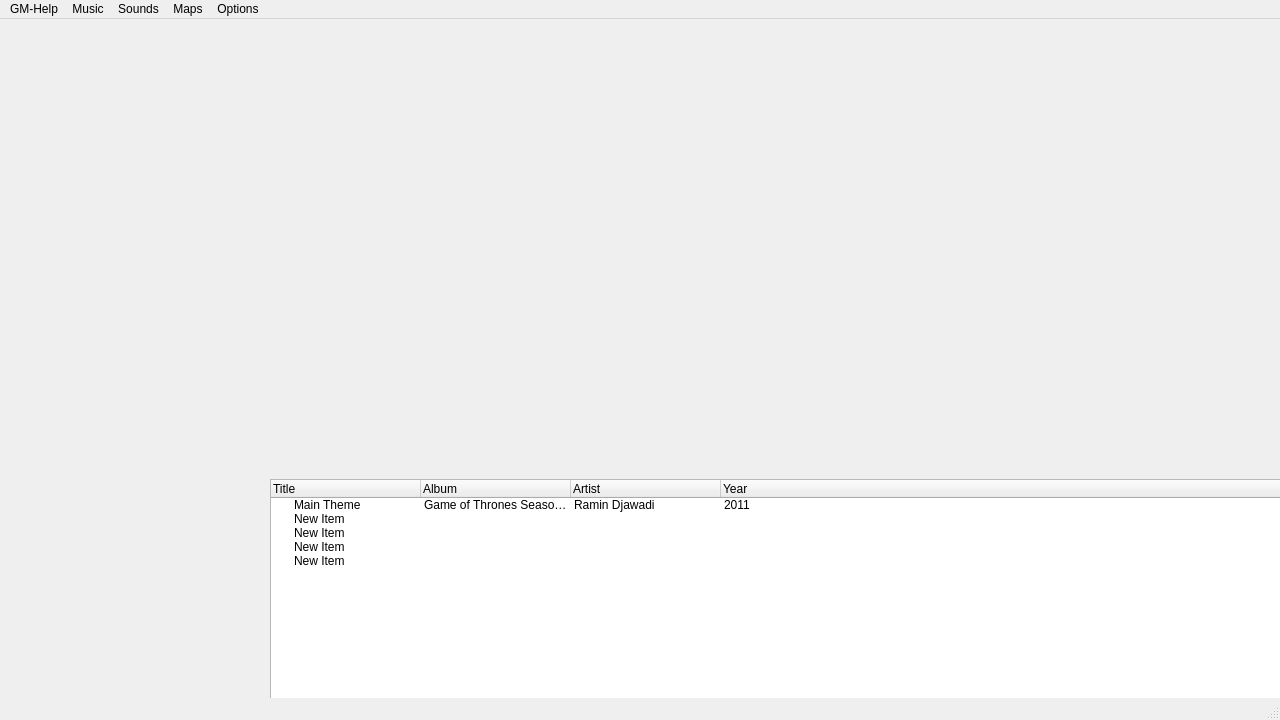
Qt form C++Project/GM-Companion/mainwindow.ui (PhilInTheGaps/GM-Companion) before a commit.
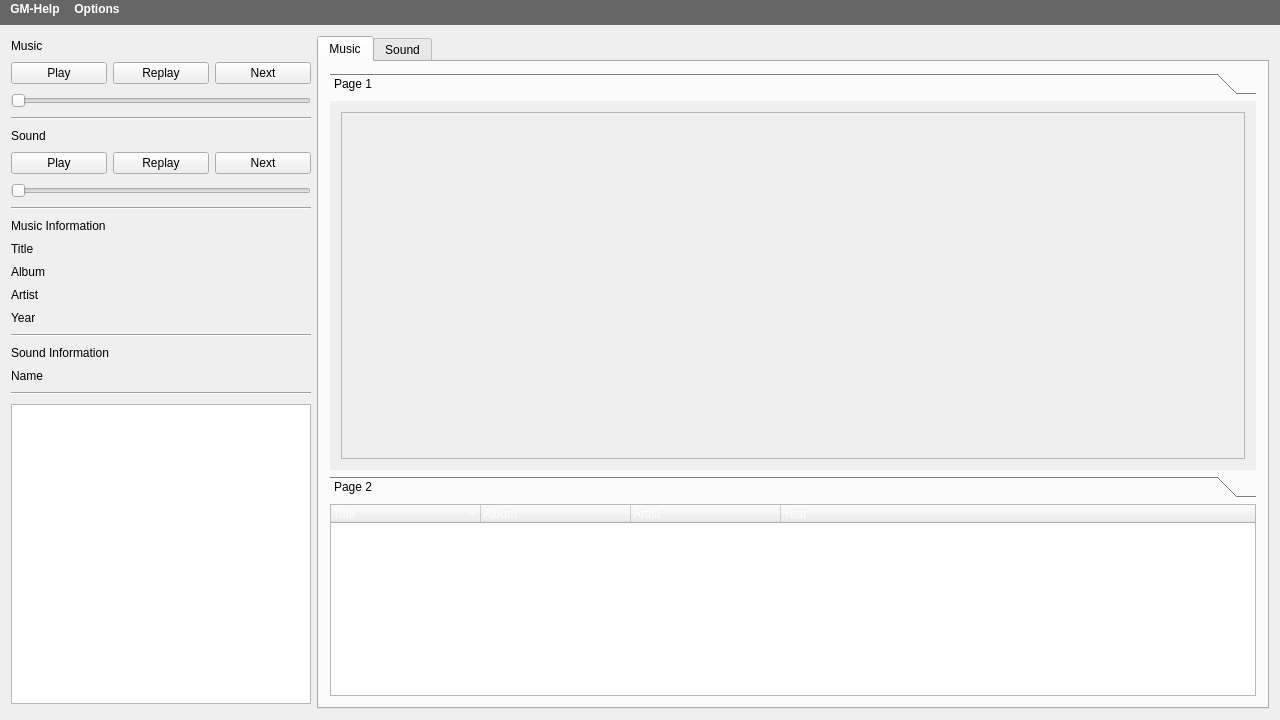
The same form after that commit. The open tabs and pages were chosen to show the change. Icons and pictures are not drawn.

```diff
--- a/C++Project/GM-Companion/mainwindow.ui
+++ b/C++Project/GM-Companion/mainwindow.ui
@@ -10,6 +10,12 @@
     <height>720</height>
    </rect>
   </property>
+  <property name="sizePolicy">
+   <sizepolicy hsizetype="Expanding" vsizetype="Expanding">
+    <horstretch>0</horstretch>
+    <verstretch>0</verstretch>
+   </sizepolicy>
+  </property>
   <property name="windowTitle">
    <string>GM-Companion</string>
   </property>
@@ -17,133 +23,484 @@
    <iconset resource="testresources.qrc">
     <normaloff>:/icons/ico/resources/icon256.ico</normaloff>:/icons/ico/resources/icon256.ico</iconset>
   </property>
+  <property name="autoFillBackground">
+   <bool>false</bool>
+  </property>
   <property name="tabShape">
    <enum>QTabWidget::Triangular</enum>
   </property>
   <widget class="QWidget" name="centralWidget">
-   <widget class="QTreeWidget" name="treeWidget">
-    <property name="geometry">
-     <rect>
-      <x>270</x>
-      <y>460</y>
-      <width>1011</width>
-      <height>221</height>
-     </rect>
-    </property>
-    <attribute name="headerVisible">
-     <bool>true</bool>
-    </attribute>
-    <attribute name="headerCascadingSectionResizes">
-     <bool>false</bool>
-    </attribute>
-    <attribute name="headerDefaultSectionSize">
-     <number>150</number>
-    </attribute>
-    <attribute name="headerHighlightSections">
-     <bool>true</bool>
-    </attribute>
-    <attribute name="headerShowSortIndicator" stdset="0">
-     <bool>true</bool>
-    </attribute>
-    <attribute name="headerStretchLastSection">
-     <bool>true</bool>
-    </attribute>
-    <column>
-     <property name="text">
-      <string>Title</string>
-     </property>
-    </column>
-    <column>
-     <property name="text">
-      <string>Album</string>
-     </property>
-    </column>
-    <column>
-     <property name="text">
-      <string>Artist</string>
-     </property>
-    </column>
-    <column>
-     <property name="text">
-      <string>Year</string>
-     </property>
-    </column>
+   <property name="sizePolicy">
+    <sizepolicy hsizetype="Expanding" vsizetype="Expanding">
+     <horstretch>0</horstretch>
+     <verstretch>0</verstretch>
+    </sizepolicy>
+   </property>
+   <layout class="QHBoxLayout" name="horizontalLayout_2">
     <item>
-     <property name="text">
-      <string>Main Theme</string>
-     </property>
-     <property name="text">
-      <string>Game of Thrones Season 1</string>
-     </property>
-     <property name="icon">
-      <iconset>
-       <normalon>../../../../Google Drive/GM Boys/GM-Companion/Resources/Icons/Music/OSTs/Game of Thrones Season 1.jpg</normalon>
-      </iconset>
-     </property>
-     <property name="text">
-      <string>Ramin Djawadi</string>
-     </property>
-     <property name="text">
-      <string>2011</string>
-     </property>
+     <layout class="QVBoxLayout" name="infoBox">
+      <item>
+       <widget class="QLabel" name="musicLabel">
+        <property name="sizePolicy">
+         <sizepolicy hsizetype="Maximum" vsizetype="Maximum">
+          <horstretch>0</horstretch>
+          <verstretch>0</verstretch>
+         </sizepolicy>
+        </property>
+        <property name="text">
+         <string>Music</string>
+        </property>
+       </widget>
+      </item>
+      <item>
+       <layout class="QHBoxLayout" name="musicControls">
+        <property name="sizeConstraint">
+         <enum>QLayout::SetDefaultConstraint</enum>
+        </property>
+        <item>
+         <widget class="QPushButton" name="musicPlayButton">
+          <property name="text">
+           <string>Play</string>
+          </property>
+         </widget>
+        </item>
+        <item>
+         <widget class="QPushButton" name="musicReplayButton">
+          <property name="text">
+           <string>Replay</string>
+          </property>
+         </widget>
+        </item>
+        <item>
+         <widget class="QPushButton" name="musicNextButton">
+          <property name="text">
+           <string>Next</string>
+          </property>
+         </widget>
+        </item>
+       </layout>
+      </item>
+      <item>
+       <widget class="QSlider" name="musicVolumeSlider">
+        <property name="sizePolicy">
+         <sizepolicy hsizetype="Maximum" vsizetype="Fixed">
+          <horstretch>0</horstretch>
+          <verstretch>0</verstretch>
+         </sizepolicy>
+        </property>
+        <property name="minimumSize">
+         <size>
+          <width>300</width>
+          <height>0</height>
+         </size>
+        </property>
+        <property name="orientation">
+         <enum>Qt::Horizontal</enum>
+        </property>
+       </widget>
+      </item>
+      <item>
+       <widget class="Line" name="line_2">
+        <property name="orientation">
+         <enum>Qt::Horizontal</enum>
+        </property>
+       </widget>
+      </item>
+      <item>
+       <widget class="QLabel" name="soundLabel">
+        <property name="sizePolicy">
+         <sizepolicy hsizetype="Maximum" vsizetype="Maximum">
+          <horstretch>0</horstretch>
+          <verstretch>0</verstretch>
+         </sizepolicy>
+        </property>
+        <property name="text">
+         <string>Sound</string>
+        </property>
+       </widget>
+      </item>
+      <item>
+       <layout class="QHBoxLayout" name="soundControls">
+        <item>
+         <widget class="QPushButton" name="soundPlayButton">
+          <property name="text">
+           <string>Play</string>
+          </property>
+         </widget>
+        </item>
+        <item>
+         <widget class="QPushButton" name="soundReplayButton">
+          <property name="text">
+           <string>Replay</string>
+          </property>
+         </widget>
+        </item>
+        <item>
+         <widget class="QPushButton" name="soundNextButton">
+          <property name="text">
+           <string>Next</string>
+          </property>
+         </widget>
+        </item>
+       </layout>
+      </item>
+      <item>
+       <widget class="QSlider" name="soundVolumeSlider">
+        <property name="sizePolicy">
+         <sizepolicy hsizetype="Maximum" vsizetype="Fixed">
+          <horstretch>0</horstretch>
+          <verstretch>0</verstretch>
+         </sizepolicy>
+        </property>
+        <property name="minimumSize">
+         <size>
+          <width>300</width>
+          <height>0</height>
+         </size>
+        </property>
+        <property name="orientation">
+         <enum>Qt::Horizontal</enum>
+        </property>
+       </widget>
+      </item>
+      <item>
+       <widget class="Line" name="line">
+        <property name="sizePolicy">
+         <sizepolicy hsizetype="Minimum" vsizetype="Fixed">
+          <horstretch>0</horstretch>
+          <verstretch>0</verstretch>
+         </sizepolicy>
+        </property>
+        <property name="orientation">
+         <enum>Qt::Horizontal</enum>
+        </property>
+       </widget>
+      </item>
+      <item>
+       <widget class="QLabel" name="musicInfoLabel">
+        <property name="sizePolicy">
+         <sizepolicy hsizetype="Maximum" vsizetype="Maximum">
+          <horstretch>0</horstretch>
+          <verstretch>0</verstretch>
+         </sizepolicy>
+        </property>
+        <property name="text">
+         <string>Music Information</string>
+        </property>
+       </widget>
+      </item>
+      <item>
+       <widget class="QLabel" name="musicTitleLabel">
+        <property name="sizePolicy">
+         <sizepolicy hsizetype="Maximum" vsizetype="Maximum">
+          <horstretch>0</horstretch>
+          <verstretch>0</verstretch>
+         </sizepolicy>
+        </property>
+        <property name="text">
+         <string>Title</string>
+        </property>
+       </widget>
+      </item>
+      <item>
+       <widget class="QLabel" name="musicAlbumLabel">
+        <property name="sizePolicy">
+         <sizepolicy hsizetype="Preferred" vsizetype="Maximum">
+          <horstretch>0</horstretch>
+          <verstretch>0</verstretch>
+         </sizepolicy>
+        </property>
+        <property name="text">
+         <string>Album</string>
+        </property>
+       </widget>
+      </item>
+      <item>
+       <widget class="QLabel" name="musicArtistLabel">
+        <property name="sizePolicy">
+         <sizepolicy hsizetype="Preferred" vsizetype="Maximum">
+          <horstretch>0</horstretch>
+          <verstretch>0</verstretch>
+         </sizepolicy>
+        </property>
+        <property name="text">
+         <string>Artist</string>
+        </property>
+       </widget>
+      </item>
+      <item>
+       <widget class="QLabel" name="musicYearLabel">
+        <property name="sizePolicy">
+         <sizepolicy hsizetype="Preferred" vsizetype="Maximum">
+          <horstretch>0</horstretch>
+          <verstretch>0</verstretch>
+         </sizepolicy>
+        </property>
+        <property name="text">
+         <string>Year</string>
+        </property>
+       </widget>
+      </item>
+      <item>
+       <widget class="Line" name="line_3">
+        <property name="sizePolicy">
+         <sizepolicy hsizetype="Minimum" vsizetype="Fixed">
+          <horstretch>0</horstretch>
+          <verstretch>0</verstretch>
+         </sizepolicy>
+        </property>
+        <property name="orientation">
+         <enum>Qt::Horizontal</enum>
+        </property>
+       </widget>
+      </item>
+      <item>
+       <widget class="QLabel" name="soundInfoLabel">
+        <property name="sizePolicy">
+         <sizepolicy hsizetype="Preferred" vsizetype="Maximum">
+          <horstretch>0</horstretch>
+          <verstretch>0</verstretch>
+         </sizepolicy>
+        </property>
+        <property name="text">
+         <string>Sound Information</string>
+        </property>
+       </widget>
+      </item>
+      <item>
+       <widget class="QLabel" name="soundNameLabel">
+        <property name="sizePolicy">
+         <sizepolicy hsizetype="Preferred" vsizetype="Maximum">
+          <horstretch>0</horstretch>
+          <verstretch>0</verstretch>
+         </sizepolicy>
+        </property>
+        <property name="text">
+         <string>Name</string>
+        </property>
+       </widget>
+      </item>
+      <item>
+       <widget class="Line" name="line_4">
+        <property name="orientation">
+         <enum>Qt::Horizontal</enum>
+        </property>
+       </widget>
+      </item>
+      <item>
+       <widget class="QGraphicsView" name="coverView">
+        <property name="sizePolicy">
+         <sizepolicy hsizetype="Minimum" vsizetype="Maximum">
+          <horstretch>0</horstretch>
+          <verstretch>0</verstretch>
+         </sizepolicy>
+        </property>
+        <property name="minimumSize">
+         <size>
+          <width>300</width>
+          <height>300</height>
+         </size>
+        </property>
+       </widget>
+      </item>
+     </layout>
     </item>
     <item>
-     <property name="text">
-      <string>New Item</string>
-     </property>
-     <property name="text">
-      <string/>
-     </property>
-     <property name="text">
-      <string/>
-     </property>
-     <property name="text">
-      <string/>
-     </property>
+     <widget class="QTabWidget" name="tabWidget">
+      <property name="tabPosition">
+       <enum>QTabWidget::North</enum>
+      </property>
+      <property name="tabShape">
+       <enum>QTabWidget::Rounded</enum>
+      </property>
+      <property name="currentIndex">
+       <number>0</number>
+      </property>
+      <widget class="QWidget" name="tabMusic">
+       <property name="toolTip">
+        <string>Music</string>
+       </property>
+       <property name="accessibleName">
+        <string>Music</string>
+       </property>
+       <attribute name="title">
+        <string>Music</string>
+       </attribute>
+       <layout class="QVBoxLayout" name="verticalLayout_3">
+        <item>
+         <widget class="QToolBox" name="toolBox">
+          <property name="sizePolicy">
+           <sizepolicy hsizetype="Expanding" vsizetype="Expanding">
+            <horstretch>0</horstretch>
+            <verstretch>0</verstretch>
+           </sizepolicy>
+          </property>
+          <property name="currentIndex">
+           <number>1</number>
+          </property>
+          <widget class="QWidget" name="page">
+           <property name="geometry">
+            <rect>
+             <x>0</x>
+             <y>0</y>
+             <width>924</width>
+             <height>380</height>
+            </rect>
+           </property>
+           <attribute name="label">
+            <string>Page 1</string>
+           </attribute>
+           <layout class="QVBoxLayout" name="verticalLayout_2">
+            <item>
+             <widget class="QScrollArea" name="scrollArea">
+              <property name="sizePolicy">
+               <sizepolicy hsizetype="Expanding" vsizetype="Expanding">
+                <horstretch>0</horstretch>
+                <verstretch>0</verstretch>
+               </sizepolicy>
+              </property>
+              <property name="maximumSize">
+               <size>
+                <width>16777215</width>
+                <height>16777215</height>
+               </size>
+              </property>
+              <property name="widgetResizable">
+               <bool>true</bool>
+              </property>
+              <widget class="QWidget" name="scrollAreaWidgetContents">
+               <property name="geometry">
+                <rect>
+                 <x>0</x>
+                 <y>0</y>
+                 <width>904</width>
+                 <height>360</height>
+                </rect>
+               </property>
+               <property name="sizePolicy">
+                <sizepolicy hsizetype="Expanding" vsizetype="Expanding">
+                 <horstretch>0</horstretch>
+                 <verstretch>0</verstretch>
+                </sizepolicy>
+               </property>
+               <layout class="QGridLayout" name="gridLayout_2"/>
+              </widget>
+             </widget>
+            </item>
+           </layout>
+          </widget>
+          <widget class="QWidget" name="page_2">
+           <property name="geometry">
+            <rect>
+             <x>0</x>
+             <y>0</y>
+             <width>924</width>
+             <height>380</height>
+            </rect>
+           </property>
+           <attribute name="label">
+            <string>Page 2</string>
+           </attribute>
+           <layout class="QVBoxLayout" name="verticalLayout_4"/>
+          </widget>
+         </widget>
+        </item>
+        <item>
+         <widget class="QTreeWidget" name="treeWidget">
+          <property name="sizePolicy">
+           <sizepolicy hsizetype="Expanding" vsizetype="Maximum">
+            <horstretch>0</horstretch>
+            <verstretch>0</verstretch>
+           </sizepolicy>
+          </property>
+          <property name="maximumSize">
+           <size>
+            <width>16777215</width>
+            <height>350</height>
+           </size>
+          </property>
+          <property name="font">
+           <font>
+            <weight>50</weight>
+            <bold>false</bold>
+           </font>
+          </property>
+          <property name="styleSheet">
+           <string notr="true">color: rgb(255, 255, 255);</string>
+          </property>
+          <attribute name="headerVisible">
+           <bool>true</bool>
+          </attribute>
+          <attribute name="headerCascadingSectionResizes">
+           <bool>false</bool>
+          </attribute>
+          <attribute name="headerDefaultSectionSize">
+           <number>150</number>
+          </attribute>
+          <attribute name="headerHighlightSections">
+           <bool>true</bool>
+          </attribute>
+          <attribute name="headerShowSortIndicator" stdset="0">
+           <bool>true</bool>
+          </attribute>
+          <attribute name="headerStretchLastSection">
+           <bool>true</bool>
+          </attribute>
+          <column>
+           <property name="text">
+            <string>Title</string>
+           </property>
+          </column>
+          <column>
+           <property name="text">
+            <string>Album</string>
+           </property>
+          </column>
+          <column>
+           <property name="text">
+            <string>Artist</string>
+           </property>
+          </column>
+          <column>
+           <property name="text">
+            <string>Year</string>
+           </property>
+          </column>
+         </widget>
+        </item>
+       </layout>
+      </widget>
+      <widget class="QWidget" name="tabSound">
+       <attribute name="title">
+        <string>Sound</string>
+       </attribute>
+       <layout class="QVBoxLayout" name="verticalLayout_5">
+        <item>
+         <widget class="QScrollArea" name="scrollArea_2">
+          <property name="widgetResizable">
+           <bool>true</bool>
+          </property>
+          <widget class="QWidget" name="scrollAreaWidgetContents_2">
+           <property name="geometry">
+            <rect>
+             <x>0</x>
+             <y>0</y>
+             <width>922</width>
+             <height>630</height>
+            </rect>
+           </property>
+           <layout class="QGridLayout" name="gridLayout"/>
+          </widget>
+         </widget>
+        </item>
+       </layout>
+      </widget>
+     </widget>
     </item>
     <item>
-     <property name="text">
-      <string>New Item</string>
-     </property>
-     <property name="text">
-      <string/>
-     </property>
-     <property name="text">
-      <string/>
-     </property>
-     <property name="text">
-      <string/>
-     </property>
+     <layout class="QVBoxLayout" name="verticalLayout"/>
     </item>
-    <item>
-     <property name="text">
-      <string>New Item</string>
-     </property>
-     <property name="text">
-      <string/>
-     </property>
-     <property name="text">
-      <string/>
-     </property>
-     <property name="text">
-      <string/>
-     </property>
-    </item>
-    <item>
-     <property name="text">
-      <string>New Item</string>
-     </property>
-     <property name="text">
-      <string/>
-     </property>
-     <property name="text">
-      <string/>
-     </property>
-     <property name="text">
-      <string/>
-     </property>
-    </item>
-   </widget>
+   </layout>
   </widget>
   <widget class="QMenuBar" name="menuBar">
    <property name="geometry">
@@ -151,9 +508,37 @@
      <x>0</x>
      <y>0</y>
      <width>1280</width>
-     <height>20</height>
+     <height>25</height>
     </rect>
    </property>
+   <property name="sizePolicy">
+    <sizepolicy hsizetype="MinimumExpanding" vsizetype="Minimum">
+     <horstretch>0</horstretch>
+     <verstretch>0</verstretch>
+    </sizepolicy>
+   </property>
+   <property name="minimumSize">
+    <size>
+     <width>0</width>
+     <height>25</height>
+    </size>
+   </property>
+   <property name="baseSize">
+    <size>
+     <width>0</width>
+     <height>25</height>
+    </size>
+   </property>
+   <property name="font">
+    <font>
+     <weight>75</weight>
+     <bold>true</bold>
+    </font>
+   </property>
+   <property name="styleSheet">
+    <string notr="true">color: rgb(255, 255, 255);
+background-color: rgb(102, 102, 102);</string>
+   </property>
    <widget class="QMenu" name="menuGM_Help">
     <property name="title">
      <string>GM-Help</string>
@@ -161,33 +546,14 @@
     <addaction name="actionDice"/>
     <addaction name="actionDatabase"/>
    </widget>
-   <widget class="QMenu" name="menuMusic">
-    <property name="title">
-     <string>Music</string>
-    </property>
-   </widget>
-   <widget class="QMenu" name="menuSounds">
-    <property name="title">
-     <string>Sounds</string>
-    </property>
-   </widget>
-   <widget class="QMenu" name="menuMaps">
-    <property name="title">
-     <string>Maps</string>
-    </property>
-   </widget>
    <widget class="QMenu" name="menuOptions">
     <property name="title">
      <string>Options</string>
     </property>
    </widget>
    <addaction name="menuGM_Help"/>
-   <addaction name="menuMusic"/>
-   <addaction name="menuSounds"/>
-   <addaction name="menuMaps"/>
    <addaction name="menuOptions"/>
   </widget>
-  <widget class="QStatusBar" name="statusBar"/>
   <action name="actionDice">
    <property name="text">
     <string>Dice</string>
```
